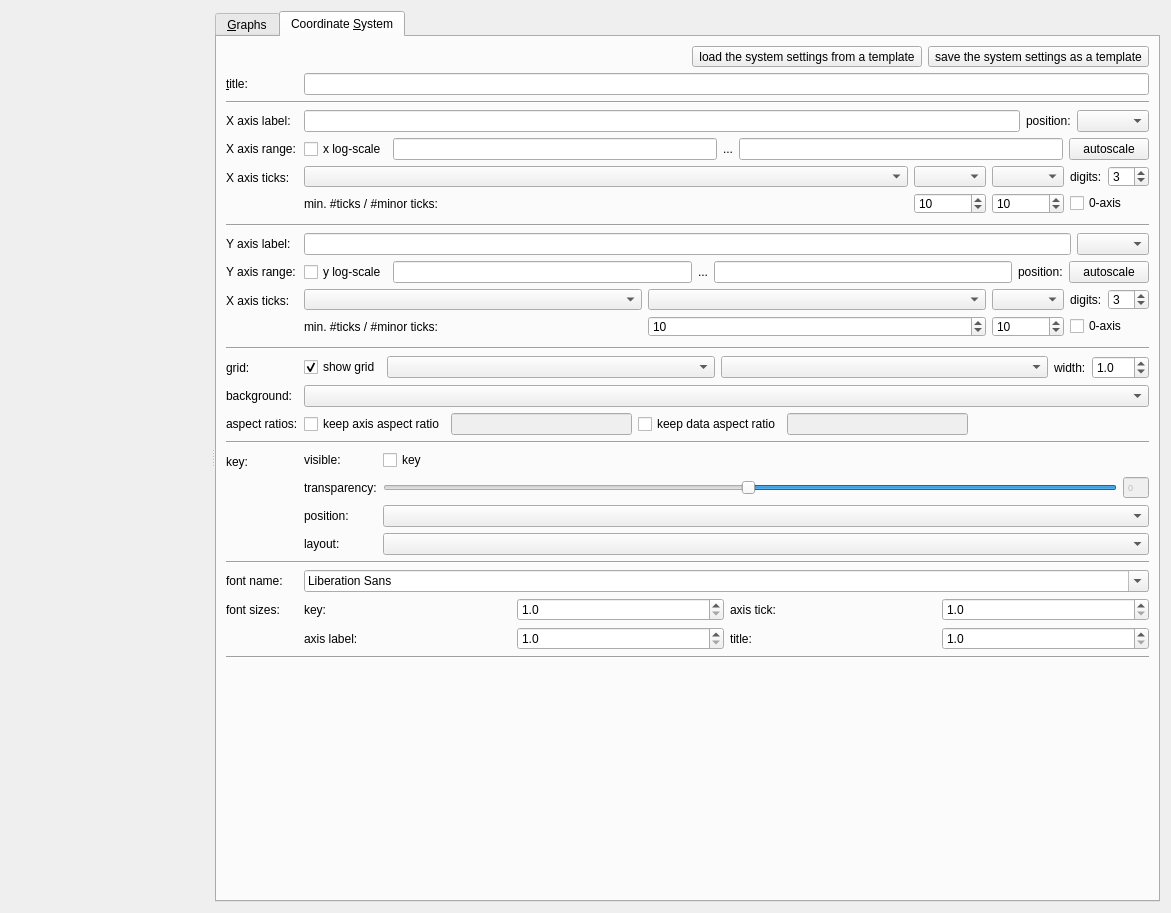
Before: the Qt Designer form plugins/table/qfrdrtableplotwidget.ui in jkriege2/QuickFit3, drawn with Qt 5.
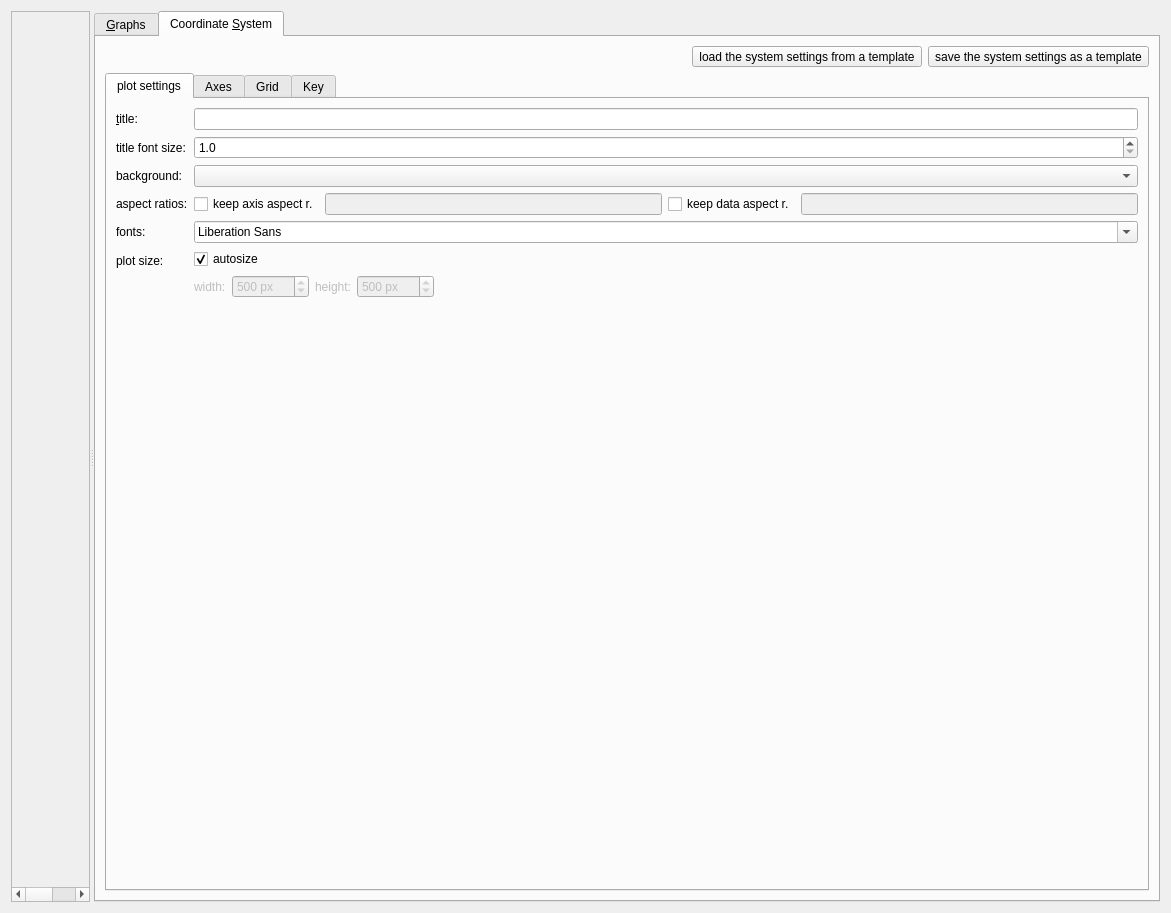
After: the same form once the commit is applied. The open tabs and pages were chosen to show the change. Icons and pictures are not drawn. Custom widgets are drawn as their Qt base class.

Commit message: QuickFit3:   - you can add new colors to a color combobox with a right-click (context-menu)   - color combobox remebers newly added colors QuickFit3/table:   - plot can be given a custom size (uses scrollbars for display, if needed)   - reorganized graph settings into several subtabs

The edit to the form file:
```diff
--- a/plugins/table/qfrdrtableplotwidget.ui
+++ b/plugins/table/qfrdrtableplotwidget.ui
@@ -13,7 +13,7 @@
   <property name="windowTitle">
    <string>Form</string>
   </property>
-  <layout class="QVBoxLayout" name="verticalLayout_2">
+  <layout class="QHBoxLayout" name="horizontalLayout_7">
    <item>
     <widget class="QVisibleHandleSplitter" name="splitter">
      <property name="orientation">
@@ -22,12 +22,18 @@
      <widget class="QWidget" name="verticalLayoutWidget">
       <layout class="QVBoxLayout" name="layPlot">
        <item>
-        <widget class="QFPlotter" name="plotter" native="true">
-         <property name="sizePolicy">
-          <sizepolicy hsizetype="Expanding" vsizetype="Expanding">
-           <horstretch>0</horstretch>
-           <verstretch>0</verstretch>
-          </sizepolicy>
+        <widget class="QScrollArea" name="scrollArea">
+         <property name="widgetResizable">
+          <bool>true</bool>
+         </property>
+         <widget class="QFPlotter" name="plotter">
+          <property name="geometry">
+           <rect>
+            <x>0</x>
+            <y>0</y>
+            <width>200</width>
+            <height>874</height>
+           </rect>
          </property>
          <property name="minimumSize">
           <size>
@@ -36,6 +42,7 @@
           </size>
          </property>
         </widget>
+        </widget>
        </item>
       </layout>
      </widget>
@@ -169,11 +176,8 @@
        <attribute name="title">
         <string>Coordinate &amp;System</string>
        </attribute>
-       <layout class="QFormLayout" name="formLayout_3">
-        <property name="fieldGrowthPolicy">
-         <enum>QFormLayout::AllNonFixedFieldsGrow</enum>
-        </property>
-        <item row="0" column="1">
+       <layout class="QVBoxLayout" name="verticalLayout_2">
+        <item>
          <widget class="QWidget" name="widSaveCoordSettings" native="true">
           <layout class="QHBoxLayout" name="horizontalLayout_14">
            <property name="margin">
@@ -217,7 +221,17 @@
           </layout>
          </widget>
         </item>
-        <item row="1" column="0">
+        <item>
+         <widget class="QTabWidget" name="tabWidget_2">
+          <property name="currentIndex">
+           <number>3</number>
+          </property>
+          <widget class="QWidget" name="tab">
+           <attribute name="title">
+            <string>plot settings</string>
+           </attribute>
+           <layout class="QFormLayout" name="formLayout">
+            <item row="0" column="0">
          <widget class="QLabel" name="label_9">
           <property name="text">
            <string>&amp;title:</string>
@@ -227,7 +241,7 @@
           </property>
          </widget>
         </item>
-        <item row="1" column="1">
+            <item row="0" column="1">
          <widget class="QLineEdit" name="edtTitle">
           <property name="sizePolicy">
            <sizepolicy hsizetype="MinimumExpanding" vsizetype="Fixed">
@@ -237,14 +251,236 @@
           </property>
          </widget>
         </item>
-        <item row="2" column="0" colspan="2">
-         <widget class="Line" name="line_2">
+            <item row="2" column="0">
+             <widget class="QLabel" name="label_25">
+              <property name="text">
+               <string>background:</string>
+              </property>
+              <property name="buddy">
+               <cstring>cmbBackgroundColor</cstring>
+              </property>
+             </widget>
+            </item>
+            <item row="2" column="1">
+             <widget class="ColorComboBox" name="cmbBackgroundColor">
+              <property name="enabled">
+               <bool>true</bool>
+              </property>
+             </widget>
+            </item>
+            <item row="3" column="0">
+             <widget class="QLabel" name="label_53">
+              <property name="text">
+               <string>aspect ratios:</string>
+              </property>
+              <property name="buddy">
+               <cstring>spinKeyFontSize</cstring>
+              </property>
+             </widget>
+            </item>
+            <item row="3" column="1">
+             <layout class="QHBoxLayout" name="horizontalLayout_5">
+              <item>
+               <widget class="QCheckBox" name="chkKeepAxisAspect">
+                <property name="text">
+                 <string>keep axis aspect r.</string>
+                </property>
+               </widget>
+              </item>
+              <item>
+               <widget class="QFDoubleEdit" name="edtDataAspect">
+                <property name="enabled">
+                 <bool>false</bool>
+                </property>
+                <property name="sizePolicy">
+                 <sizepolicy hsizetype="MinimumExpanding" vsizetype="Fixed">
+                  <horstretch>0</horstretch>
+                  <verstretch>0</verstretch>
+                 </sizepolicy>
+                </property>
+               </widget>
+              </item>
+              <item>
+               <widget class="QCheckBox" name="chkKeepDataAspect">
+                <property name="text">
+                 <string>keep data aspect r.</string>
+                </property>
+               </widget>
+              </item>
+              <item>
+               <widget class="QFDoubleEdit" name="edtAxisAspect">
+                <property name="enabled">
+                 <bool>false</bool>
+                </property>
+                <property name="sizePolicy">
+                 <sizepolicy hsizetype="MinimumExpanding" vsizetype="Fixed">
+                  <horstretch>0</horstretch>
+                  <verstretch>0</verstretch>
+                 </sizepolicy>
+                </property>
+               </widget>
+              </item>
+             </layout>
+            </item>
+            <item row="4" column="0">
+             <widget class="QLabel" name="label_17">
+              <property name="text">
+               <string>fonts:</string>
+              </property>
+              <property name="buddy">
+               <cstring>cmbFontname</cstring>
+              </property>
+             </widget>
+            </item>
+            <item row="4" column="1">
+             <layout class="QGridLayout" name="gridLayout">
+              <item row="0" column="0">
+               <widget class="QFontComboBox" name="cmbFontname">
+                <property name="sizePolicy">
+                 <sizepolicy hsizetype="MinimumExpanding" vsizetype="Fixed">
+                  <horstretch>0</horstretch>
+                  <verstretch>0</verstretch>
+                 </sizepolicy>
+                </property>
+               </widget>
+              </item>
+             </layout>
+            </item>
+            <item row="1" column="0">
+             <widget class="QLabel" name="label_18">
+              <property name="text">
+               <string>title font size:</string>
+              </property>
+              <property name="buddy">
+               <cstring>cmbFontname</cstring>
+              </property>
+             </widget>
+            </item>
+            <item row="1" column="1">
+             <widget class="QDoubleSpinBox" name="spinTitleFontSize">
+              <property name="decimals">
+               <number>1</number>
+              </property>
+              <property name="minimum">
+               <double>1.000000000000000</double>
+              </property>
+              <property name="maximum">
+               <double>256.000000000000000</double>
+              </property>
+             </widget>
+            </item>
+            <item row="5" column="0">
+             <widget class="QLabel" name="label_21">
+              <property name="text">
+               <string>plot size:</string>
+              </property>
+              <property name="buddy">
+               <cstring>cmbFontname</cstring>
+              </property>
+             </widget>
+            </item>
+            <item row="5" column="1">
+             <layout class="QVBoxLayout" name="verticalLayout_3">
+              <item>
+               <widget class="QCheckBox" name="chkPlotAutosize">
+                <property name="enabled">
+                 <bool>true</bool>
+                </property>
+                <property name="text">
+                 <string>autosize</string>
+                </property>
+                <property name="checked">
+                 <bool>true</bool>
+                </property>
+               </widget>
+              </item>
+              <item>
+               <widget class="QWidget" name="widget" native="true">
+                <property name="enabled">
+                 <bool>false</bool>
+                </property>
+                <layout class="QHBoxLayout" name="horizontalLayout_8">
+                 <property name="margin">
+                  <number>0</number>
+                 </property>
+                 <item>
+                  <widget class="QLabel" name="label_15">
+                   <property name="text">
+                    <string>width:</string>
+                   </property>
+                  </widget>
+                 </item>
+                 <item>
+                  <widget class="QSpinBox" name="spinWidth">
+                   <property name="suffix">
+                    <string> px</string>
+                   </property>
+                   <property name="minimum">
+                    <number>200</number>
+                   </property>
+                   <property name="maximum">
+                    <number>10000</number>
+                   </property>
+                   <property name="singleStep">
+                    <number>10</number>
+                   </property>
+                   <property name="value">
+                    <number>500</number>
+                   </property>
+                  </widget>
+                 </item>
+                 <item>
+                  <widget class="QLabel" name="label_16">
+                   <property name="text">
+                    <string>height:</string>
+                   </property>
+                  </widget>
+                 </item>
+                 <item>
+                  <widget class="QSpinBox" name="spinHeight">
+                   <property name="suffix">
+                    <string> px</string>
+                   </property>
+                   <property name="minimum">
+                    <number>200</number>
+                   </property>
+                   <property name="maximum">
+                    <number>10000</number>
+                   </property>
+                   <property name="singleStep">
+                    <number>10</number>
+                   </property>
+                   <property name="value">
+                    <number>500</number>
+                   </property>
+                  </widget>
+                 </item>
+                 <item>
+                  <spacer name="horizontalSpacer_4">
           <property name="orientation">
            <enum>Qt::Horizontal</enum>
           </property>
-         </widget>
-        </item>
-        <item row="4" column="0">
+                   <property name="sizeHint" stdset="0">
+                    <size>
+                     <width>40</width>
+                     <height>20</height>
+                    </size>
+                   </property>
+                  </spacer>
+                 </item>
+                </layout>
+               </widget>
+              </item>
+             </layout>
+            </item>
+           </layout>
+          </widget>
+          <widget class="QWidget" name="tab_2">
+           <attribute name="title">
+            <string>Axes</string>
+           </attribute>
+           <layout class="QFormLayout" name="formLayout_4">
+            <item row="0" column="0">
          <widget class="QLabel" name="label_7">
           <property name="text">
            <string>X axis label:</string>
@@ -254,7 +490,7 @@
           </property>
          </widget>
         </item>
-        <item row="4" column="1">
+            <item row="0" column="1">
          <layout class="QHBoxLayout" name="horizontalLayout_2">
           <item>
            <widget class="QLineEdit" name="edtXLabel">
@@ -278,7 +514,7 @@
           </item>
          </layout>
         </item>
-        <item row="5" column="0">
+            <item row="1" column="0">
          <widget class="QLabel" name="label_10">
           <property name="text">
            <string>X axis range:</string>
@@ -288,7 +524,7 @@
           </property>
          </widget>
         </item>
-        <item row="5" column="1">
+            <item row="1" column="1">
          <layout class="QHBoxLayout" name="horizontalLayout_3">
           <item>
            <widget class="QCheckBox" name="chkLogX">
@@ -333,7 +569,7 @@
           </item>
          </layout>
         </item>
-        <item row="6" column="0">
+            <item row="2" column="0">
          <widget class="QLabel" name="label_12">
           <property name="text">
            <string>X axis ticks:</string>
@@ -343,7 +579,7 @@
           </property>
          </widget>
         </item>
-        <item row="6" column="1">
+            <item row="2" column="1">
          <layout class="QGridLayout" name="gridLayout_5" columnstretch="1,0,0,0,0">
           <item row="0" column="0">
            <widget class="JKQTPCAdrawModeComboBox" name="cmbXMode1"/>
@@ -370,6 +606,9 @@
             <property name="text">
              <string>min. #ticks / #minor ticks:</string>
             </property>
+                <property name="alignment">
+                 <set>Qt::AlignRight|Qt::AlignTrailing|Qt::AlignVCenter</set>
+                </property>
             <property name="buddy">
              <cstring>spinXAxisMinTicks</cstring>
             </property>
@@ -401,14 +640,14 @@
           </item>
          </layout>
         </item>
-        <item row="7" column="0" colspan="2">
+            <item row="3" column="0" colspan="2">
          <widget class="Line" name="line_3">
           <property name="orientation">
            <enum>Qt::Horizontal</enum>
           </property>
          </widget>
         </item>
-        <item row="8" column="0">
+            <item row="5" column="0">
          <widget class="QLabel" name="label_8">
           <property name="text">
            <string>Y axis label:</string>
@@ -418,7 +657,7 @@
           </property>
          </widget>
         </item>
-        <item row="8" column="1">
+            <item row="5" column="1">
          <layout class="QHBoxLayout" name="horizontalLayout_17" stretch="1,0">
           <item>
            <widget class="QLineEdit" name="edtYLabel">
@@ -435,7 +674,7 @@
           </item>
          </layout>
         </item>
-        <item row="9" column="0">
+            <item row="6" column="0">
          <widget class="QLabel" name="label_11">
           <property name="text">
            <string>Y axis range:</string>
@@ -445,7 +684,7 @@
           </property>
          </widget>
         </item>
-        <item row="9" column="1">
+            <item row="6" column="1">
          <layout class="QHBoxLayout" name="horizontalLayout_4">
           <item>
            <widget class="QCheckBox" name="chkLogY">
@@ -497,7 +736,7 @@
           </item>
          </layout>
         </item>
-        <item row="10" column="0">
+            <item row="7" column="0">
          <widget class="QLabel" name="label_22">
           <property name="text">
            <string>X axis ticks:</string>
@@ -507,8 +746,8 @@
           </property>
          </widget>
         </item>
-        <item row="10" column="1">
-         <layout class="QGridLayout" name="gridLayout_6" columnstretch="1,1,0,0,0" columnminimumwidth="0,0,0,0,0">
+            <item row="7" column="1">
+             <layout class="QGridLayout" name="gridLayout_6" columnstretch="1,0,0,0,0" columnminimumwidth="0,0,0,0,0">
           <item row="0" column="0">
            <widget class="JKQTPCAdrawModeComboBox" name="cmbYMode1"/>
           </item>
@@ -534,6 +773,9 @@
             <property name="text">
              <string>min. #ticks / #minor ticks:</string>
             </property>
+                <property name="alignment">
+                 <set>Qt::AlignRight|Qt::AlignTrailing|Qt::AlignVCenter</set>
+                </property>
            </widget>
           </item>
           <item row="1" column="3" colspan="2">
@@ -562,60 +804,133 @@
           </item>
          </layout>
         </item>
-        <item row="11" column="0" colspan="2">
-         <widget class="Line" name="line_4">
+            <item row="8" column="1">
+             <layout class="QGridLayout" name="gridLayout_2">
+              <item row="0" column="0">
+               <widget class="QLabel" name="label_19">
+                <property name="text">
+                 <string>axis tick:</string>
+                </property>
+                <property name="buddy">
+                 <cstring>spinAxisFontSize</cstring>
+                </property>
+               </widget>
+              </item>
+              <item row="0" column="1">
+               <widget class="QDoubleSpinBox" name="spinAxisFontSize">
+                <property name="sizePolicy">
+                 <sizepolicy hsizetype="Minimum" vsizetype="Fixed">
+                  <horstretch>0</horstretch>
+                  <verstretch>0</verstretch>
+                 </sizepolicy>
+                </property>
+                <property name="decimals">
+                 <number>1</number>
+                </property>
+                <property name="minimum">
+                 <double>1.000000000000000</double>
+                </property>
+                <property name="maximum">
+                 <double>256.000000000000000</double>
+                </property>
+               </widget>
+              </item>
+              <item row="0" column="2">
+               <widget class="QLabel" name="label_20">
+                <property name="text">
+                 <string>axis label:</string>
+                </property>
+                <property name="buddy">
+                 <cstring>spinAxisLabelFontSize</cstring>
+                </property>
+               </widget>
+              </item>
+              <item row="0" column="3">
+               <widget class="QDoubleSpinBox" name="spinAxisLabelFontSize">
+                <property name="decimals">
+                 <number>1</number>
+                </property>
+                <property name="minimum">
+                 <double>1.000000000000000</double>
+                </property>
+                <property name="maximum">
+                 <double>256.000000000000000</double>
+                </property>
+               </widget>
+              </item>
+              <item row="0" column="4">
+               <spacer name="horizontalSpacer_3">
           <property name="orientation">
            <enum>Qt::Horizontal</enum>
           </property>
-         </widget>
-        </item>
-        <item row="12" column="0">
-         <widget class="QLabel" name="label_16">
+                <property name="sizeHint" stdset="0">
+                 <size>
+                  <width>40</width>
+                  <height>20</height>
+                 </size>
+                </property>
+               </spacer>
+              </item>
+             </layout>
+            </item>
+            <item row="8" column="0">
+             <widget class="QLabel" name="label_2">
           <property name="text">
-           <string>grid:</string>
-          </property>
-          <property name="buddy">
-           <cstring>chkGrid</cstring>
-          </property>
-         </widget>
-        </item>
-        <item row="12" column="1">
-         <layout class="QHBoxLayout" name="horizontalLayout_18" stretch="0,1,1,0,0">
-          <item>
+               <string>font sizes:</string>
+              </property>
+             </widget>
+            </item>
+            <item row="4" column="0">
+             <spacer name="verticalSpacer">
+              <property name="orientation">
+               <enum>Qt::Vertical</enum>
+              </property>
+              <property name="sizeHint" stdset="0">
+               <size>
+                <width>20</width>
+                <height>40</height>
+               </size>
+              </property>
+             </spacer>
+            </item>
+           </layout>
+          </widget>
+          <widget class="QWidget" name="tab_4">
+           <attribute name="title">
+            <string>Grid</string>
+           </attribute>
+           <layout class="QFormLayout" name="formLayout_5">
+            <property name="fieldGrowthPolicy">
+             <enum>QFormLayout::AllNonFixedFieldsGrow</enum>
+            </property>
+            <item row="0" column="0">
+             <widget class="QLabel" name="label">
+              <property name="text">
+               <string>show grid:</string>
+              </property>
+             </widget>
+            </item>
+            <item row="0" column="1">
            <widget class="QCheckBox" name="chkGrid">
             <property name="text">
-             <string>show grid</string>
+               <string/>
             </property>
             <property name="checked">
              <bool>true</bool>
             </property>
            </widget>
           </item>
-          <item>
-           <widget class="ColorComboBox" name="cmbGridColor">
-            <property name="enabled">
-             <bool>true</bool>
-            </property>
-           </widget>
-          </item>
-          <item>
-           <widget class="LineStyleComboBox" name="cmbGridLinestyle">
-            <property name="enabled">
-             <bool>true</bool>
-            </property>
-           </widget>
-          </item>
-          <item>
+            <item row="1" column="0">
            <widget class="QLabel" name="label_24">
             <property name="enabled">
              <bool>true</bool>
             </property>
             <property name="text">
-             <string>width:</string>
+               <string>line width:</string>
             </property>
            </widget>
           </item>
-          <item>
+            <item row="1" column="1">
            <widget class="QDoubleSpinBox" name="spinGridWidth">
             <property name="enabled">
              <bool>true</bool>
@@ -628,36 +943,46 @@
             </property>
            </widget>
           </item>
-         </layout>
-        </item>
-        <item row="16" column="0">
-         <widget class="QLabel" name="label_25">
-          <property name="text">
-           <string>background:</string>
-          </property>
-          <property name="buddy">
-           <cstring>cmbBackgroundColor</cstring>
-          </property>
-         </widget>
-        </item>
-        <item row="16" column="1">
-         <widget class="ColorComboBox" name="cmbBackgroundColor">
-          <property name="enabled">
-           <bool>true</bool>
-          </property>
-         </widget>
-        </item>
-        <item row="19" column="0">
-         <widget class="QLabel" name="label_15">
-          <property name="text">
-           <string>key:</string>
-          </property>
-          <property name="buddy">
-           <cstring>chkShowKey</cstring>
-          </property>
-         </widget>
-        </item>
-        <item row="19" column="1">
+            <item row="2" column="0">
+             <widget class="QLabel" name="label_27">
+              <property name="enabled">
+               <bool>true</bool>
+              </property>
+              <property name="text">
+               <string>grid color:</string>
+              </property>
+             </widget>
+            </item>
+            <item row="2" column="1">
+             <widget class="ColorComboBox" name="cmbGridColor">
+              <property name="enabled">
+               <bool>true</bool>
+              </property>
+             </widget>
+            </item>
+            <item row="3" column="0">
+             <widget class="QLabel" name="label_28">
+              <property name="enabled">
+               <bool>true</bool>
+              </property>
+              <property name="text">
+               <string>grid style:</string>
+              </property>
+             </widget>
+            </item>
+            <item row="3" column="1">
+             <widget class="LineStyleComboBox" name="cmbGridLinestyle">
+              <property name="enabled">
+               <bool>true</bool>
+              </property>
+             </widget>
+            </item>
+           </layout>
+          </widget>
+          <widget class="QWidget" name="tab_3">
+           <attribute name="title">
+            <string>Key</string>
+           </attribute>
          <layout class="QFormLayout" name="formLayout_2">
           <item row="0" column="0">
            <widget class="QLabel" name="label_37">
@@ -672,7 +997,7 @@
           <item row="0" column="1">
            <widget class="QCheckBox" name="chkShowKey">
             <property name="text">
-             <string>key</string>
+               <string/>
             </property>
            </widget>
           </item>
@@ -791,30 +1116,8 @@
             </property>
            </widget>
           </item>
-         </layout>
-        </item>
-        <item row="21" column="0">
-         <widget class="QLabel" name="label_17">
-          <property name="text">
-           <string>font name:</string>
-          </property>
-          <property name="buddy">
-           <cstring>cmbFontname</cstring>
-          </property>
-         </widget>
-        </item>
-        <item row="21" column="1">
-         <widget class="QFontComboBox" name="cmbFontname">
-          <property name="sizePolicy">
-           <sizepolicy hsizetype="MinimumExpanding" vsizetype="Fixed">
-            <horstretch>0</horstretch>
-            <verstretch>0</verstretch>
-           </sizepolicy>
-          </property>
-         </widget>
-        </item>
-        <item row="22" column="0">
-         <widget class="QLabel" name="label_23">
+            <item row="4" column="0">
+             <widget class="QLabel" name="label_30">
           <property name="text">
            <string>font sizes:</string>
           </property>
@@ -823,19 +1126,7 @@
           </property>
          </widget>
         </item>
-        <item row="22" column="1">
-         <layout class="QGridLayout" name="gridLayout_4">
-          <item row="0" column="0">
-           <widget class="QLabel" name="label_18">
-            <property name="text">
-             <string>key:</string>
-            </property>
-            <property name="buddy">
-             <cstring>spinKeyFontSize</cstring>
-            </property>
-           </widget>
-          </item>
-          <item row="0" column="1">
+            <item row="4" column="1">
            <widget class="QDoubleSpinBox" name="spinKeyFontSize">
             <property name="sizePolicy">
              <sizepolicy hsizetype="Minimum" vsizetype="Fixed">
@@ -854,171 +1145,10 @@
             </property>
            </widget>
           </item>
-          <item row="1" column="0">
-           <widget class="QLabel" name="label_20">
-            <property name="text">
-             <string>axis label:</string>
-            </property>
-            <property name="buddy">
-             <cstring>spinAxisLabelFontSize</cstring>
-            </property>
-           </widget>
-          </item>
-          <item row="1" column="1">
-           <widget class="QDoubleSpinBox" name="spinAxisLabelFontSize">
-            <property name="decimals">
-             <number>1</number>
-            </property>
-            <property name="minimum">
-             <double>1.000000000000000</double>
-            </property>
-            <property name="maximum">
-             <double>256.000000000000000</double>
-            </property>
-           </widget>
-          </item>
-          <item row="0" column="2">
-           <widget class="QLabel" name="label_19">
-            <property name="text">
-             <string>axis tick:</string>
-            </property>
-            <property name="buddy">
-             <cstring>spinAxisFontSize</cstring>
-            </property>
-           </widget>
-          </item>
-          <item row="0" column="3">
-           <widget class="QDoubleSpinBox" name="spinAxisFontSize">
-            <property name="sizePolicy">
-             <sizepolicy hsizetype="Minimum" vsizetype="Fixed">
-              <horstretch>0</horstretch>
-              <verstretch>0</verstretch>
-             </sizepolicy>
-            </property>
-            <property name="decimals">
-             <number>1</number>
-            </property>
-            <property name="minimum">
-             <double>1.000000000000000</double>
-            </property>
-            <property name="maximum">
-             <double>256.000000000000000</double>
-            </property>
-           </widget>
-          </item>
-          <item row="1" column="2">
-           <widget class="QLabel" name="label_21">
-            <property name="text">
-             <string>title:</string>
-            </property>
-            <property name="buddy">
-             <cstring>spinTitleFontSize</cstring>
-            </property>
-           </widget>
-          </item>
-          <item row="1" column="3">
-           <widget class="QDoubleSpinBox" name="spinTitleFontSize">
-            <property name="decimals">
-             <number>1</number>
-            </property>
-            <property name="minimum">
-             <double>1.000000000000000</double>
-            </property>
-            <property name="maximum">
-             <double>256.000000000000000</double>
-            </property>
-           </widget>
-          </item>
-         </layout>
-        </item>
-        <item row="18" column="0" colspan="2">
-         <widget class="Line" name="line_5">
-          <property name="orientation">
-           <enum>Qt::Horizontal</enum>
-          </property>
-         </widget>
-        </item>
-        <item row="20" column="0" colspan="2">
-         <widget class="Line" name="line_6">
-          <property name="orientation">
-           <enum>Qt::Horizontal</enum>
-          </property>
+           </layout>
+          </widget>
          </widget>
         </item>
-        <item row="23" column="0" colspan="2">
-         <widget class="Line" name="line_7">
-          <property name="orientation">
-           <enum>Qt::Horizontal</enum>
-          </property>
-         </widget>
-        </item>
-        <item row="17" column="0">
-         <widget class="QLabel" name="label_53">
-          <property name="text">
-           <string>aspect ratios:</string>
-          </property>
-          <property name="buddy">
-           <cstring>spinKeyFontSize</cstring>
-          </property>
-         </widget>
-        </item>
-        <item row="17" column="1">
-         <layout class="QHBoxLayout" name="horizontalLayout_5">
-          <item>
-           <widget class="QCheckBox" name="chkKeepAxisAspect">
-            <property name="text">
-             <string>keep axis aspect ratio</string>
-            </property>
-           </widget>
-          </item>
-          <item>
-           <widget class="QFDoubleEdit" name="edtDataAspect">
-            <property name="enabled">
-             <bool>false</bool>
-            </property>
-            <property name="sizePolicy">
-             <sizepolicy hsizetype="MinimumExpanding" vsizetype="Fixed">
-              <horstretch>0</horstretch>
-              <verstretch>0</verstretch>
-             </sizepolicy>
-            </property>
-           </widget>
-          </item>
-          <item>
-           <widget class="QCheckBox" name="chkKeepDataAspect">
-            <property name="text">
-             <string>keep data aspect ratio</string>
-            </property>
-           </widget>
-          </item>
-          <item>
-           <widget class="QFDoubleEdit" name="edtAxisAspect">
-            <property name="enabled">
-             <bool>false</bool>
-            </property>
-            <property name="sizePolicy">
-             <sizepolicy hsizetype="MinimumExpanding" vsizetype="Fixed">
-              <horstretch>0</horstretch>
-              <verstretch>0</verstretch>
-             </sizepolicy>
-            </property>
-           </widget>
-          </item>
-          <item>
-           <spacer name="horizontalSpacer_3">
-            <property name="orientation">
-             <enum>Qt::Horizontal</enum>
-            </property>
-            <property name="sizeHint" stdset="0">
-             <size>
-              <width>40</width>
-              <height>20</height>
-             </size>
-            </property>
-           </spacer>
-          </item>
-         </layout>
-        </item>
        </layout>
       </widget>
      </widget>
```
Left out of the diff: 93 changed lines with no effect on the pictures. Lines whose indentation alone changed are shown as unchanged. The commit also changes 6 other files.
